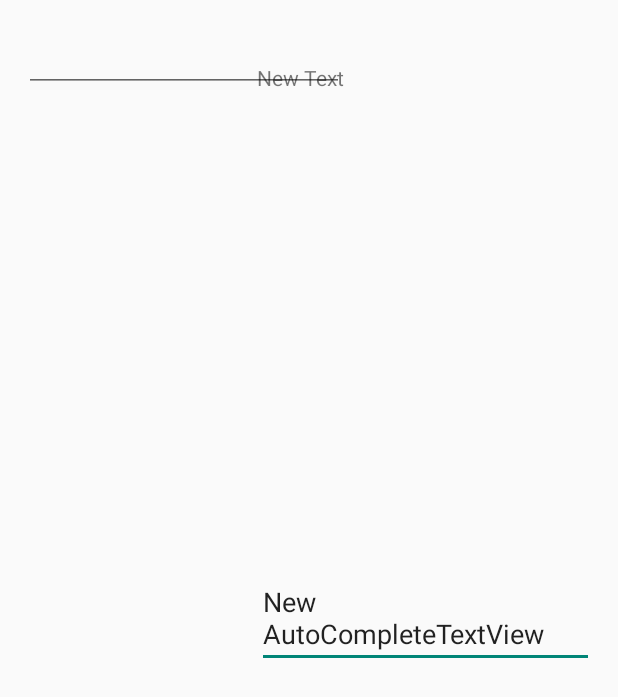
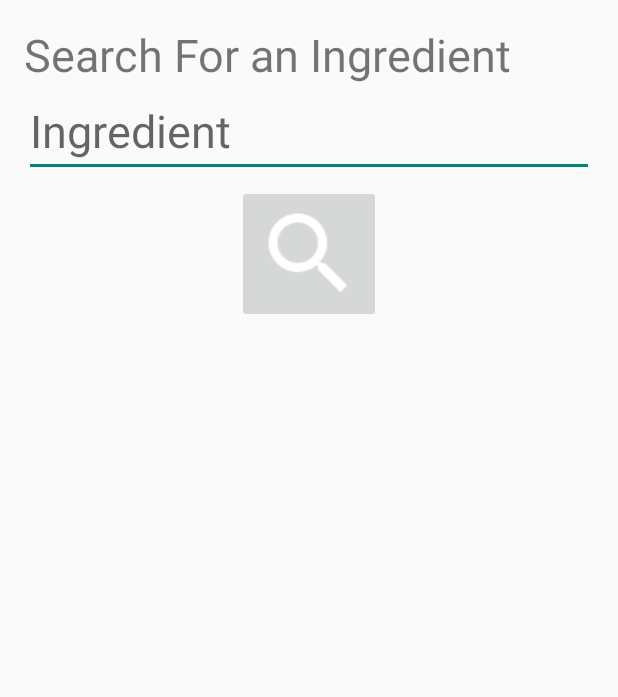
Before and after one commit to MBLAHO13/CS275Project, an Android app: the layout activity_recipe_add.xml on its own in the app's theme, with its tools: preview values and no code run, on a phone screen of 412 x 824 dp. Shown: the top 697 px of the screen. Run offline under Robolectric (Android 15) with nearby library versions, the phone set to English and light mode, and no system bars.

Commit message:
i did more things

```diff
--- a/FoodTracker/app/src/main/AndroidManifest.xml
+++ b/FoodTracker/app/src/main/AndroidManifest.xml
@@ -32,6 +32,10 @@
             android:name=".RecipeAdd"
             android:label="@string/title_activity_recipe_add" >
         </activity>
+        <activity
+            android:name=".RecipeAddSearchResults"
+            android:label="@string/title_activity_recipe_add_search_results" >
+        </activity>
     </application>
 
 </manifest>
--- a/FoodTracker/app/src/main/res/layout/activity_recipe_add.xml
+++ b/FoodTracker/app/src/main/res/layout/activity_recipe_add.xml
@@ -6,28 +6,32 @@
     android:paddingBottom="@dimen/activity_vertical_margin"
     tools:context="cblaho.foodtracker.RecipeAdd">
 
-    <AutoCompleteTextView
-        android:layout_width="wrap_content"
-        android:layout_height="wrap_content"
-        android:text="New AutoCompleteTextView"
-        android:id="@+id/autoCompleteTextView"
-        android:layout_centerVertical="true"
-        android:layout_alignStart="@+id/textView" />
-
-    <EditText
-        android:layout_width="wrap_content"
-        android:layout_height="wrap_content"
-        android:inputType="textMultiLine"
-        android:ems="10"
-        android:id="@+id/editText"
-        android:layout_alignParentStart="true" />
     <TextView
         android:layout_width="wrap_content"
         android:layout_height="wrap_content"
-        android:text="New Text"
-        android:id="@+id/textView"
-        android:layout_alignBottom="@+id/editText"
-        android:layout_alignEnd="@+id/editText" />
+        android:text="Search For an Ingredient"
+        android:id="@+id/recipe_add_description"
+        android:textSize="30dp"
+         />
+
+    <EditText
+        android:layout_width="fill_parent"
+        android:layout_height="wrap_content"
+        android:hint="Ingredient"
+        android:textSize="30dp"
+        android:id="@+id/recipe_add_searchbox"
+        android:layout_below="@+id/recipe_add_description"/>
+
+    <ImageButton
+        android:id="@+id/button1"
+        android:layout_width="wrap_content"
+        android:layout_height="wrap_content"
+        android:layout_below="@+id/recipe_add_searchbox"
+        android:src="@drawable/search"
+        android:layout_centerHorizontal="true"
+        android:layout_margin="5dp"
+        android:onClick="searchIngredient"/>
+
 
 
 </RelativeLayout>
--- a/FoodTracker/app/src/main/res/values/strings.xml
+++ b/FoodTracker/app/src/main/res/values/strings.xml
@@ -15,4 +15,7 @@
     <string name="title_activity_recipe_list">RecipeList</string>
     <string name="title_activity_recipe_view">RecipeView</string>
     <string name="title_activity_recipe_add">RecipeAdd</string>
+    <string name="title_activity_recipe_add_search_results">RecipeAddSearchResults</string>
+
+    <string name="hello_world">Hello world!</string>
 </resources>
```
Also changed, not shown: FoodTracker/app/src/main/java/cblaho/foodtracker/RecipeAdd.java (+33 -6 lines), FoodTracker/app/src/main/java/cblaho/foodtracker/RecipeAddSearchResults.java (added, +37 -0 lines), FoodTracker/app/src/main/res/layout/activity_recipe_add_search_results.xml (added, +16 -0 lines), FoodTracker/app/src/main/res/layout/activity_recipe_add_search_results_row.xml (added, +31 -0 lines), FoodTracker/app/src/main/res/menu/menu_recipe_add_search_results.xml (added, +7 -0 lines), FoodTracker/app/src/main/res/drawable/search.png (added).
